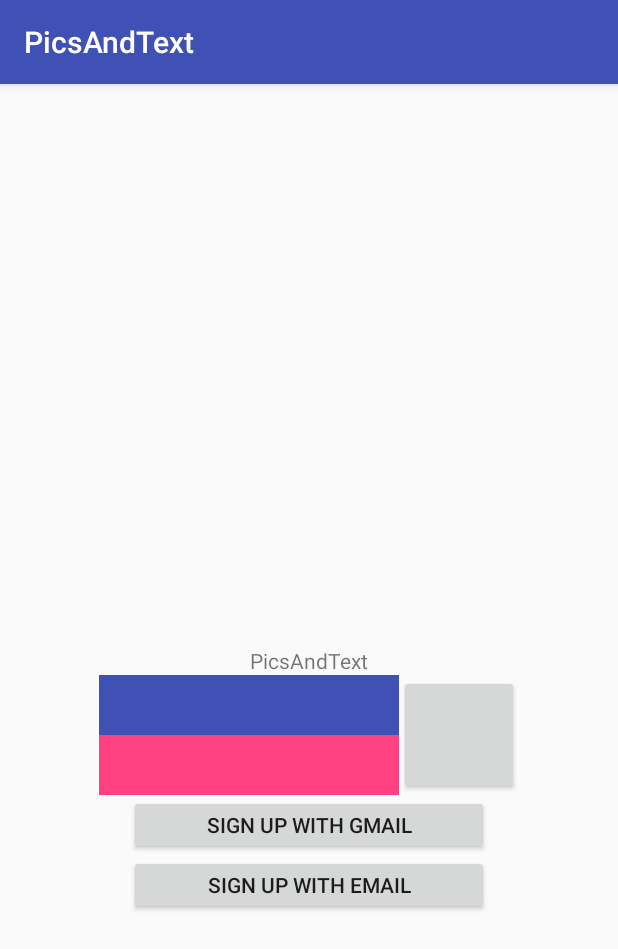
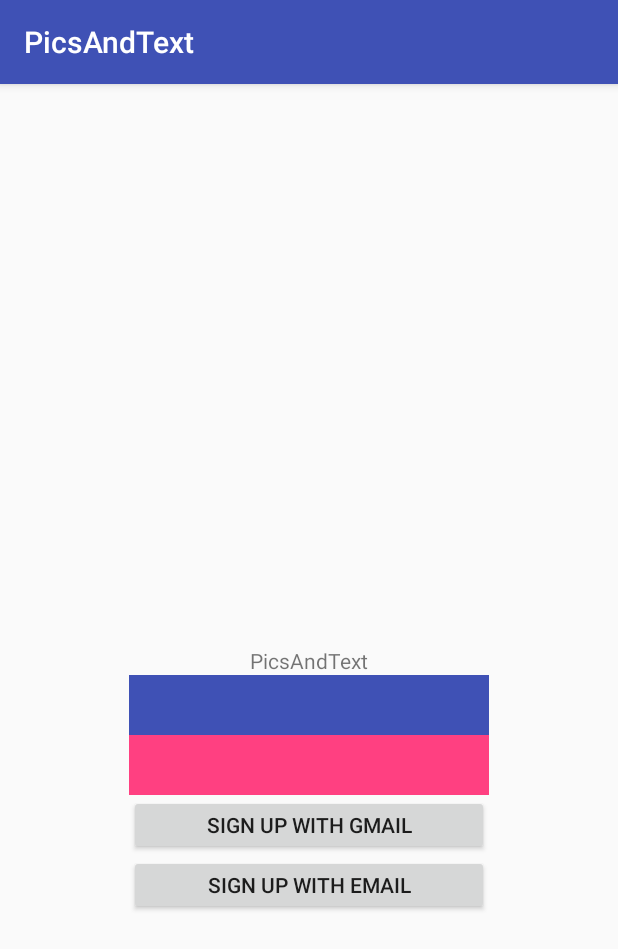
Before and after one commit to devFallingstar/Gachon-Hackthon-2018, an Android app: the screen it shows after launch (LoginActivity), on a phone screen of 412 x 824 dp. Shown: the top 949 px of the screen. Run offline under Robolectric (Android 15) with nearby library versions, the phone set to English and light mode, and no system bars.

Commit message:
Revert "Regist/ Login"
This reverts commit b1db96516a14c0c41d30aacb2494bc16b1b6e8bb.

```diff
--- a/Gachonhackerthon2018/app/src/main/AndroidManifest.xml
+++ b/Gachonhackerthon2018/app/src/main/AndroidManifest.xml
@@ -2,7 +2,6 @@
 <manifest xmlns:android="http://schemas.android.com/apk/res/android"
     package="com.devfallingstar.gachonhackerthon2018">
 
-    <uses-permission android:name="android.permission.INTERNET"/>
     <application
         android:allowBackup="true"
         android:icon="@mipmap/ic_launcher"
--- a/Gachonhackerthon2018/app/src/main/java/com/devfallingstar/gachonhackerthon2018/ui/login/main/LoginActivity.java
+++ b/Gachonhackerthon2018/app/src/main/java/com/devfallingstar/gachonhackerthon2018/ui/login/main/LoginActivity.java
@@ -11,6 +11,5 @@
     protected void onCreate(Bundle savedInstanceState) {
         super.onCreate(savedInstanceState);
         setContentView(R.layout.activity_login);
-
     }
 }
--- a/Gachonhackerthon2018/app/src/main/res/layout/activity_login.xml
+++ b/Gachonhackerthon2018/app/src/main/res/layout/activity_login.xml
@@ -17,59 +17,23 @@
         app:layout_constraintRight_toRightOf="parent"
         app:layout_constraintTop_toTopOf="parent" />
 
-    <LinearLayout
-        android:id="@+id/edittext_input"
-        android:layout_width="wrap_content"
-        android:layout_height="wrap_content"
-        android:orientation="vertical"
-        app:layout_constraintHorizontal_chainStyle="packed"
-        app:layout_constraintLeft_toLeftOf="parent"
-        app:layout_constraintRight_toLeftOf="@id/btn_logIn"
-        app:layout_constraintTop_toBottomOf="@id/txtview_loginTitle">
-
-        <EditText
-            android:id="@+id/edittext_id"
-            android:layout_width="200dp"
-            android:layout_height="40dp"
-            android:background="@color/colorPrimary" />
-
-        <EditText
-            android:id="@+id/edittext_pw"
-            android:layout_width="200dp"
-            android:layout_height="40dp"
-            android:background="@color/colorAccent" />
-    </LinearLayout>
-    <!--
     <EditText
         android:id="@+id/edittext_id"
-        android:layout_width="200dp"
+        android:layout_width="240dp"
         android:layout_height="40dp"
         android:background="@color/colorPrimary"
-        app:layout_constrainedWidth="true"
-        app:layout_constraintHorizontal_chainStyle="packed"
         app:layout_constraintLeft_toLeftOf="parent"
-        app:layout_constraintRight_toRightOf="@id/btn_logIn"
-        app:layout_constraintTop_toBottomOf="@id/txtview_loginTitle" />
+        app:layout_constraintRight_toRightOf="parent"
+        app:layout_constraintTop_toBottomOf="@id/txtview_loginTitle"/>
 
     <EditText
         android:id="@+id/edittext_pw"
-        android:layout_width="200dp"
+        android:layout_width="240dp"
         android:layout_height="40dp"
         android:background="@color/colorAccent"
-        app:layout_constrainedWidth="true"
-        app:layout_constraintHorizontal_chainStyle="packed"
         app:layout_constraintLeft_toLeftOf="parent"
-        app:layout_constraintRight_toRightOf="@id/btn_logIn"
+        app:layout_constraintRight_toRightOf="parent"
         app:layout_constraintTop_toBottomOf="@id/edittext_id"/>
-        -->
-    <Button
-        android:id="@+id/btn_logIn"
-        android:layout_width="80dp"
-        android:layout_height="80dp"
-        app:layout_constraintHorizontal_chainStyle="packed"
-        app:layout_constraintTop_toBottomOf="@id/txtview_loginTitle"
-        app:layout_constraintLeft_toRightOf="@id/edittext_input"
-        app:layout_constraintRight_toRightOf="parent"/>
 
     <Button
         android:id="@+id/btn_gmailSignUp"
@@ -78,7 +42,7 @@
         android:text="@string/gmail_signup"
         app:layout_constraintLeft_toLeftOf="parent"
         app:layout_constraintRight_toRightOf="parent"
-        app:layout_constraintTop_toBottomOf="@id/edittext_input"/>
+        app:layout_constraintTop_toBottomOf="@id/edittext_pw"/>
 
     <Button
         android:id="@+id/btn_emailSignUp"
@@ -89,4 +53,5 @@
         app:layout_constraintRight_toRightOf="parent"
         app:layout_constraintTop_toBottomOf="@id/btn_gmailSignUp"/>
 
+
 </android.support.constraint.ConstraintLayout>
--- a/Gachonhackerthon2018/app/src/main/res/values/strings.xml
+++ b/Gachonhackerthon2018/app/src/main/res/values/strings.xml
@@ -4,11 +4,6 @@
     <string name="gmail_signup">Sign up with Gmail</string>
     <string name="email_signup">Sign up with Email</string>
 
-    <string name = "user_name">Name</string>
-    <string name = "email_txt">Email Address</string>
-    <string name = "password_txt">Password</string>
-    <string name = "regist_btn">Regist</string>
-
     <!-- TODO: Remove or change this placeholder text -->
     <string name="hello_blank_fragment">Hello blank fragment</string>
 </resources>
--- a/Gachonhackerthon2018/app/src/main/res/values/styles.xml
+++ b/Gachonhackerthon2018/app/src/main/res/values/styles.xml
@@ -1,7 +1,7 @@
 <resources>
 
     <!-- Base application theme. -->
-    <style name="AppTheme" parent="Base.Theme.AppCompat.Light.DarkActionBar">
+    <style name="AppTheme" parent="Theme.AppCompat.Light.DarkActionBar">
         <!-- Customize your theme here. -->
         <item name="colorPrimary">@color/colorPrimary</item>
         <item name="colorPrimaryDark">@color/colorPrimaryDark</item>
```
Also changed, not shown: Gachonhackerthon2018/app/src/main/java/com/devfallingstar/gachonhackerthon2018/ui/login/main/LoginWithEmailActivity.java (deleted, +0 -59 lines), Gachonhackerthon2018/app/src/main/java/com/devfallingstar/gachonhackerthon2018/ui/login/main/RegistrationActivity.java (deleted, +0 -61 lines), Gachonhackerthon2018/app/src/main/res/layout/activity_registration.xml (deleted, +0 -50 lines), Gachonhackerthon2018/app/build.gradle (line endings or trailing spaces).
